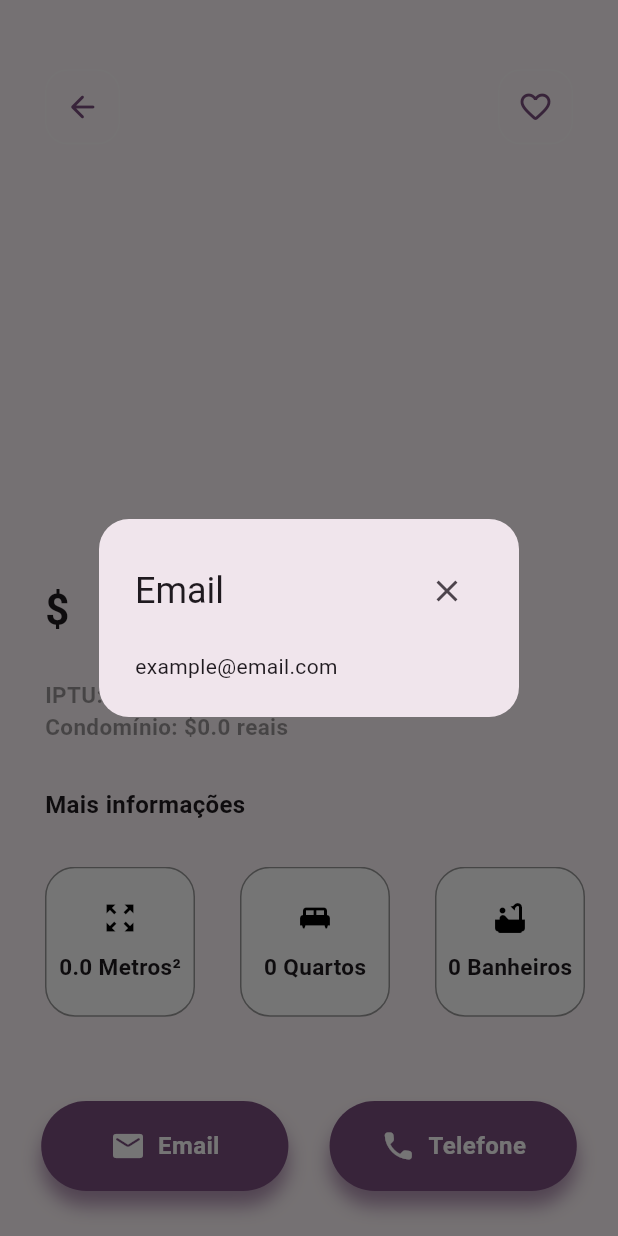
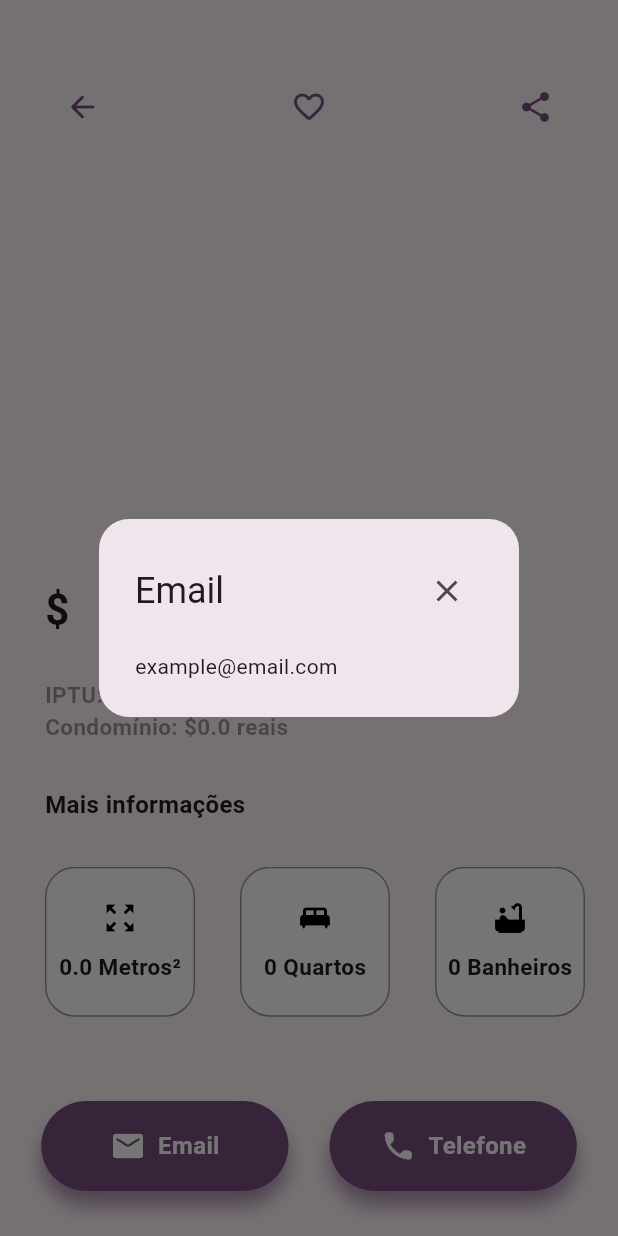
Before and after one commit to GiovanaThais/ache_um_lar, a Flutter app: the DetailsHouses screen opened directly with empty values, after a tap on "Email", on a phone screen of 412 x 824 dp. Run offline on Flutter 3.47's test engine with Material 3 defaults, Android fonts, the phone set to English and light mode, and no system bars; drawn by our look-alikes of carousel_slider; our stand-ins replace brasil_fields, firebase_auth, firebase_core, flutter_modular, font_awesome_flutter, image_picker and 1 more; accounts and stored records are empty; network calls fail.

Commit message:
feat: add share button

```diff
--- a/lib/app/features/home/submodules/details/widgets/custom_bar_widgtes.dart
+++ b/lib/app/features/home/submodules/details/widgets/custom_bar_widgtes.dart
@@ -3,7 +3,7 @@ import 'package:flutter/material.dart';
 import '../../../../../core/widgets/constants_widget.dart';
 
 class CustomAppBarWidget extends StatelessWidget {
-  const CustomAppBarWidget({super.key});
+  const CustomAppBarWidget({Key? key});
 
   @override
   Widget build(BuildContext context) {
@@ -29,8 +29,9 @@ class CustomAppBarWidget extends StatelessWidget {
                 height: 50,
                 width: 50,
                 decoration: BoxDecoration(
-                    border: Border.all(color: Colors.white.withOpacity(0.4)),
-                    borderRadius: BorderRadius.circular(15)),
+                  border: Border.all(color: Colors.white.withOpacity(0.4)),
+                  borderRadius: BorderRadius.circular(15),
+                ),
                 child: Icon(
                   Icons.arrow_back_rounded,
                   color: theme.colorScheme.primary,
@@ -41,11 +42,34 @@ class CustomAppBarWidget extends StatelessWidget {
               height: 50,
               width: 50,
               decoration: BoxDecoration(
-                  border: Border.all(color: Colors.white.withOpacity(0.4)),
-                  borderRadius: BorderRadius.circular(15)),
+                border: Border.all(color: Colors.white.withOpacity(0.4)),
+                borderRadius: BorderRadius.circular(15),
+              ),
               child: Icon(
                 Icons.favorite_border_rounded,
                 color: theme.colorScheme.primary,
+              ),
+            ),
+            InkWell(
+              onTap: () {
+                // Lógica para a ação de compartilhar
+                // Substitua este comentário com a lógica de compartilhamento desejada
+                ScaffoldMessenger.of(context).showSnackBar(
+                  const SnackBar(
+                      content: Text("Botão de Compartilhar Pressionado")),
+                );
+              },
+              child: Container(
+                height: 50,
+                width: 50,
+                decoration: BoxDecoration(
+                  border: Border.all(color: Colors.white.withOpacity(0.4)),
+                  borderRadius: BorderRadius.circular(15),
+                ),
+                child: Icon(
+                  Icons.share_rounded,
+                  color: theme.colorScheme.primary,
+                ),
               ),
             ),
           ],
```
